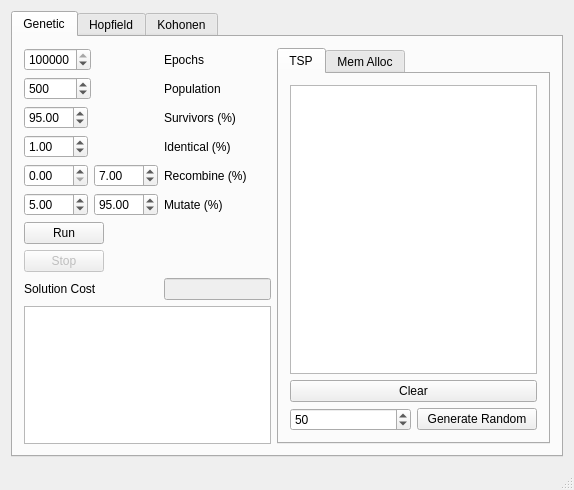
Above: src/mainwindow.ui from balsini/NeuroLab before the change. Below: the same form after it.
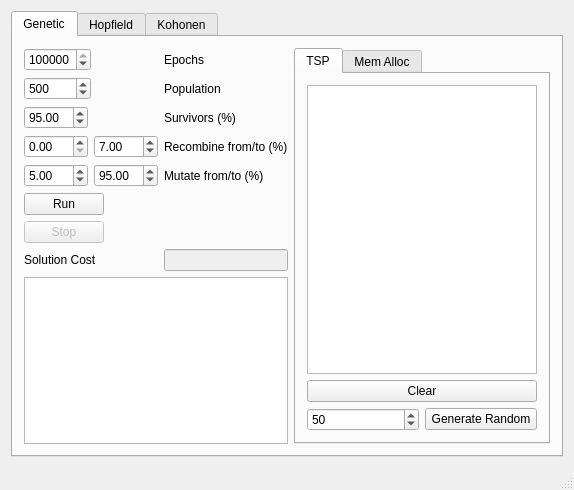
That is the form after the change. The open tabs and pages were chosen to show the change. Custom widgets are drawn as their Qt base class.

Commit message: Added documentation of Genetic Algorithm parameters and removed Identical parameter

Diff of the .ui file:
```diff
--- a/src/mainwindow.ui
+++ b/src/mainwindow.ui
@@ -17,6 +17,9 @@
    <layout class="QGridLayout" name="gridLayout">
     <item row="0" column="0">
      <widget class="QTabWidget" name="tabWidget">
+      <property name="enabled">
+       <bool>true</bool>
+      </property>
       <property name="currentIndex">
        <number>0</number>
       </property>
@@ -89,31 +92,79 @@
               </property>
              </widget>
             </item>
-            <item row="4" column="0">
-             <widget class="QDoubleSpinBox" name="GA_identical">
-              <property name="maximum">
-               <double>100.000000000000000</double>
+            <item row="10" column="0">
+             <layout class="QHBoxLayout" name="horizontalLayout_9">
+              <item>
+               <widget class="QDoubleSpinBox" name="GA_recombine_from">
+                <property name="enabled">
+                 <bool>true</bool>
+                </property>
+                <property name="maximum">
+                 <double>100.000000000000000</double>
+                </property>
+               </widget>
+              </item>
+              <item>
+               <widget class="QDoubleSpinBox" name="GA_recombine_to">
+                <property name="maximum">
+                 <double>100.000000000000000</double>
+                </property>
+                <property name="value">
+                 <double>7.000000000000000</double>
+                </property>
+               </widget>
+              </item>
+             </layout>
+            </item>
+            <item row="10" column="1">
+             <widget class="QLabel" name="label_3">
+              <property name="text">
+               <string>Recombine from/to (%)</string>
               </property>
-              <property name="value">
-               <double>1.000000000000000</double>
-              </property>
              </widget>
             </item>
-            <item row="4" column="1">
-             <widget class="QLabel" name="label_2">
+            <item row="11" column="0">
+             <layout class="QHBoxLayout" name="horizontalLayout_3">
+              <item>
+               <widget class="QDoubleSpinBox" name="GA_mutate_from">
+                <property name="enabled">
+                 <bool>true</bool>
+                </property>
+                <property name="maximum">
+                 <double>100.000000000000000</double>
+                </property>
+                <property name="value">
+                 <double>5.000000000000000</double>
+                </property>
+               </widget>
+              </item>
+              <item>
+               <widget class="QDoubleSpinBox" name="GA_mutate_to">
+                <property name="maximum">
+                 <double>100.000000000000000</double>
+                </property>
+                <property name="value">
+                 <double>95.000000000000000</double>
+                </property>
+               </widget>
+              </item>
+             </layout>
+            </item>
+            <item row="11" column="1">
+             <widget class="QLabel" name="label_4">
               <property name="text">
-               <string>Identical (%)</string>
+               <string>Mutate from/to (%)</string>
               </property>
              </widget>
             </item>
-            <item row="13" column="0">
+            <item row="12" column="0">
              <widget class="QPushButton" name="GA_run">
               <property name="text">
                <string>Run</string>
               </property>
              </widget>
             </item>
-            <item row="14" column="0">
+            <item row="13" column="0">
              <widget class="QPushButton" name="GA_stop">
               <property name="enabled">
                <bool>false</bool>
@@ -123,85 +174,20 @@
               </property>
              </widget>
             </item>
-            <item row="15" column="0">
+            <item row="14" column="0">
              <widget class="QLabel" name="label_6">
               <property name="text">
                <string>Solution Cost</string>
               </property>
              </widget>
             </item>
-            <item row="15" column="1">
+            <item row="14" column="1">
              <widget class="QLineEdit" name="GA_cost">
               <property name="enabled">
                <bool>false</bool>
               </property>
              </widget>
             </item>
-            <item row="12" column="0">
-             <layout class="QHBoxLayout" name="horizontalLayout_3">
-              <item>
-               <widget class="QDoubleSpinBox" name="GA_mutate_from">
-                <property name="enabled">
-                 <bool>true</bool>
-                </property>
-                <property name="maximum">
-                 <double>100.000000000000000</double>
-                </property>
-                <property name="value">
-                 <double>5.000000000000000</double>
-                </property>
-               </widget>
-              </item>
-              <item>
-               <widget class="QDoubleSpinBox" name="GA_mutate_to">
-                <property name="maximum">
-                 <double>100.000000000000000</double>
-                </property>
-                <property name="value">
-                 <double>95.000000000000000</double>
-                </property>
-               </widget>
-              </item>
-             </layout>
-            </item>
-            <item row="12" column="1">
-             <widget class="QLabel" name="label_4">
-              <property name="text">
-               <string>Mutate (%)</string>
-              </property>
-             </widget>
-            </item>
-            <item row="11" column="0">
-             <layout class="QHBoxLayout" name="horizontalLayout_9">
-              <item>
-               <widget class="QDoubleSpinBox" name="GA_recombine_from">
-                <property name="enabled">
-                 <bool>true</bool>
-                </property>
-                <property name="maximum">
-                 <double>100.000000000000000</double>
-                </property>
-               </widget>
-              </item>
-              <item>
-               <widget class="QDoubleSpinBox" name="GA_recombine_to">
-                <property name="maximum">
-                 <double>100.000000000000000</double>
-                </property>
-                <property name="value">
-                 <double>7.000000000000000</double>
-                </property>
-               </widget>
-              </item>
-             </layout>
-            </item>
-            <item row="11" column="1">
-             <widget class="QLabel" name="label_3">
-              <property name="text">
-               <string>Recombine (%)</string>
-              </property>
-             </widget>
-            </item>
            </layout>
           </item>
           <item>
```
Left out of the diff: 2 changed lines with no effect on the pictures. The commit also changes 2 other files.
